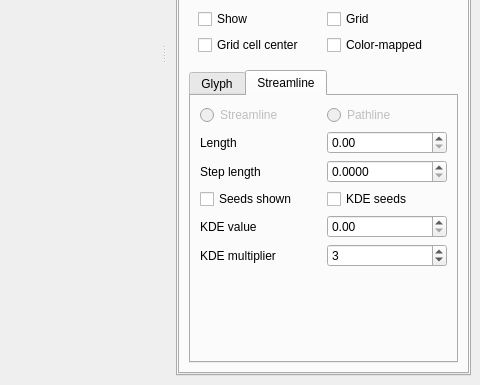
The window that MainWindow.ui (danlipsa/foamvis) describes before a commit, drawn with Qt 5; both pictures show x 532 to 1012 and y 280 to 665 of the 1012 by 665 pixel window.
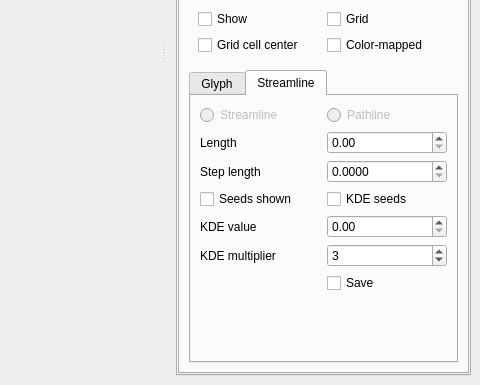
The same window after the commit. The open tabs and pages were chosen to show the change. Custom widgets are drawn as their Qt base class.

```diff
--- a/MainWindow.ui
+++ b/MainWindow.ui
@@ -2228,7 +2228,7 @@
                    </property>
                   </widget>
                  </item>
-                 <item row="6" column="1">
+                 <item row="7" column="1">
                   <spacer name="verticalSpacer_7">
                    <property name="orientation">
                     <enum>Qt::Vertical</enum>
@@ -2271,6 +2271,13 @@
                  <item row="4" column="1">
                   <widget class="QDoubleSpinBox" name="doubleSpinBoxKDEValue"/>
                  </item>
+                 <item row="6" column="1">
+                  <widget class="QCheckBox" name="checkBoxVelocityFieldSaved">
+                   <property name="text">
+                    <string>Save</string>
+                   </property>
+                  </widget>
+                 </item>
                 </layout>
                </widget>
               </widget>
```
Left out of the diff: 227 changed lines with no effect on the pictures.
